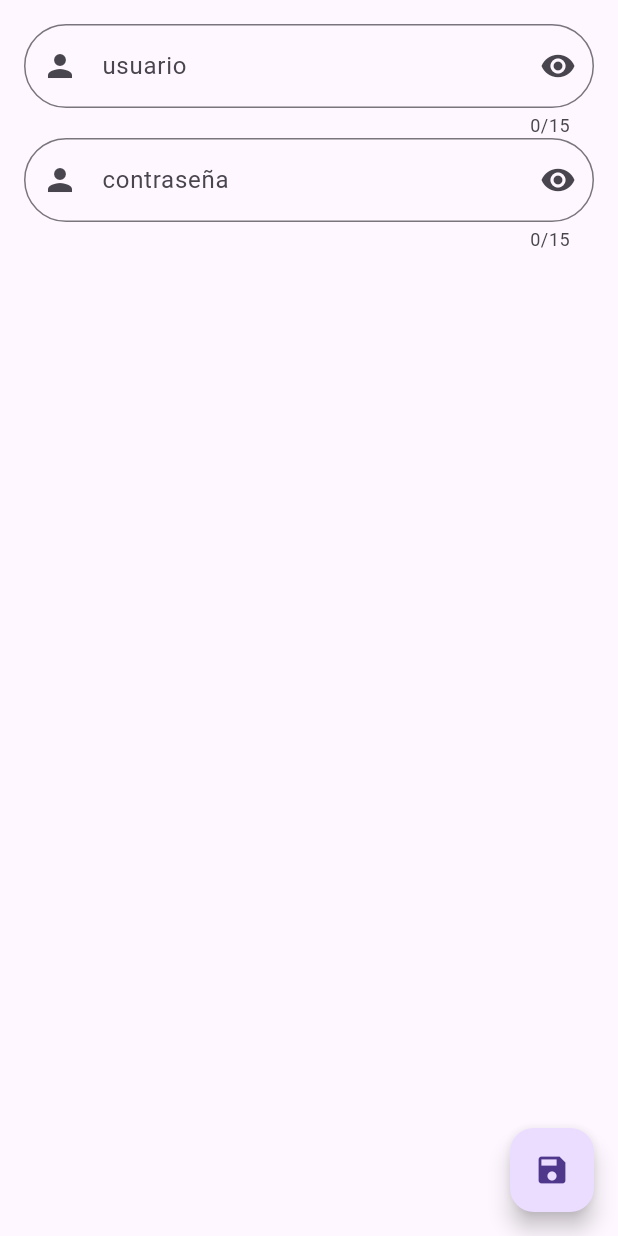
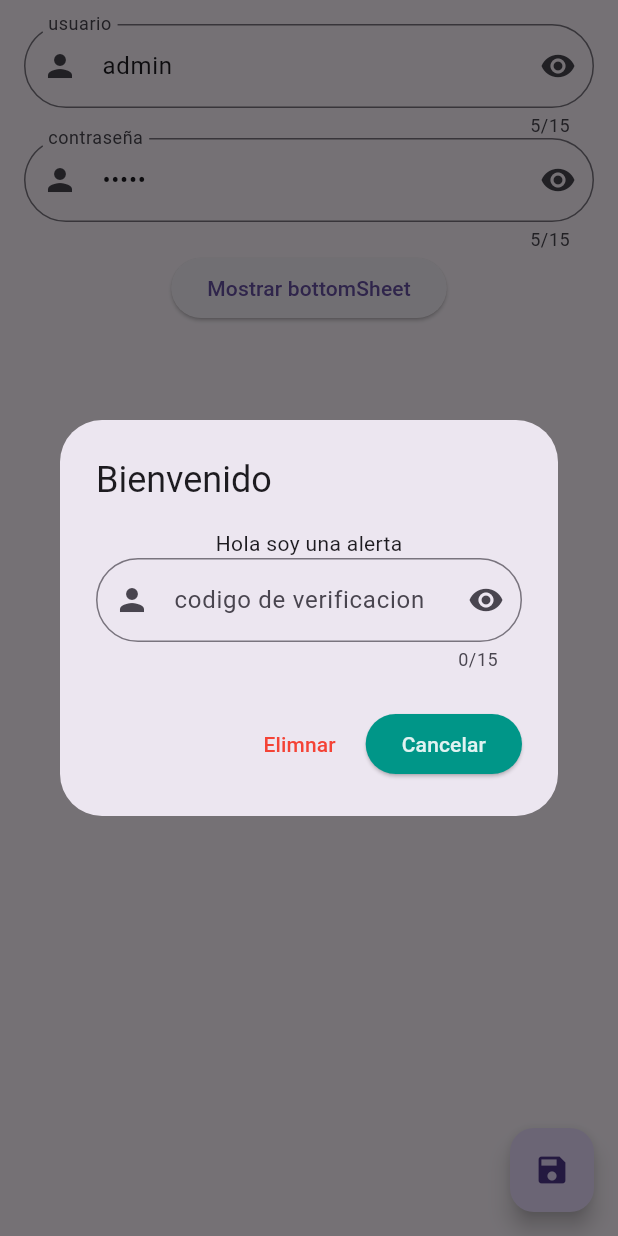
Before and after one commit to jalvarenga-unah/IS513-III-PAC-2024, a Flutter app: the screen it shows after launch, after a tap on the "save" icon, on a phone screen of 412 x 824 dp. Run offline on Flutter 3.47's test engine with Material 3 defaults, Android fonts, the phone set to English and light mode, and no system bars; our stand-ins replace go_router.

Commit message:
Manejo de diferentes metodos de UX en app

```diff
--- a/intro-flutter/clone_whatsapp/lib/src/modules/auth/pages/login_page.dart
+++ b/intro-flutter/clone_whatsapp/lib/src/modules/auth/pages/login_page.dart
@@ -4,8 +4,8 @@ import 'package:flutter/material.dart';
 class LoginPage extends StatelessWidget {
   LoginPage({super.key});
 
-  final userController = TextEditingController();
-  final passwordController = TextEditingController();
+  final userController = TextEditingController(text: 'admin');
+  final passwordController = TextEditingController(text: 'admon');
 
   @override
   Widget build(BuildContext context) {
@@ -24,15 +24,89 @@ class LoginPage extends StatelessWidget {
                 userController: passwordController,
                 keyboardType: TextInputType.visiblePassword,
               ),
+              ElevatedButton(
+                onPressed: () {
+                  showModalBottomSheet(
+                      context: context,
+                      builder: (context) => BottomSheet(
+                          onClosing: () {},
+                          builder: (context) {
+                            return Container(
+                              padding: const EdgeInsets.all(16),
+                              child: Column(
+                                children: [
+                                  Text('Hola soy un bottomSheet'),
+                                ],
+                              ),
+                            );
+                          }));
+                },
+                child: Text('Mostrar bottomSheet'),
+              )
             ],
           ),
         ),
       ),
       floatingActionButton: FloatingActionButton(
-          child: Icon(Icons.save),
+          child: const Icon(Icons.save),
           onPressed: () {
-            Navigator.of(context).pushNamed('/');
-            print(userController.text);
+            if (userController.text.isEmpty ||
+                passwordController.text.isEmpty) {
+              ScaffoldMessenger.of(context).showSnackBar(
+                SnackBar(
+                  content: Text('Ingrese los campos solicitados'),
+                  // duration: const Duration(days: 2),
+                  onVisible: () => print('Snackbar visible'),
+                  action: SnackBarAction(
+                      label: 'OK',
+                      onPressed: () =>
+                          ScaffoldMessenger.of(context).hideCurrentSnackBar()),
+                ),
+              );
+
+              return;
+            }
+
+            if (userController.text == 'admin') {
+              showDialog(
+                context: context,
+                builder: (context) => AlertDialog(
+                  title: Text('Bienvenido'),
+                  content: Column(
+                    mainAxisSize: MainAxisSize.min,
+                    children: [
+                      Text('Hola soy una alerta'),
+                      CustomInput(
+                          userController: TextEditingController(),
+                          title: 'codigo de verificacion')
+                    ],
+                  ),
+                  actions: [
+                    TextButton(
+                      onPressed: () {},
+                      child: const Text(
+                        'Elimnar',
+                        style: TextStyle(color: Colors.red),
+                      ),
+                    ),
+                    ElevatedButton(
+                      onPressed: () {},
+                      style: ElevatedButton.styleFrom(
+                        backgroundColor: Colors.teal,
+                      ),
+                      child: Text(
+                        'Cancelar',
+                        style: TextStyle(color: Colors.teal[50]),
+                      ),
+
+                      // ButtonStyle(
+                      //   backgroundColor: WidgetStateProperty.all(Colors.teal),
+                      // ),
+                    )
+                  ],
+                ),
+              );
+            }
           }),
     );
   }
```
